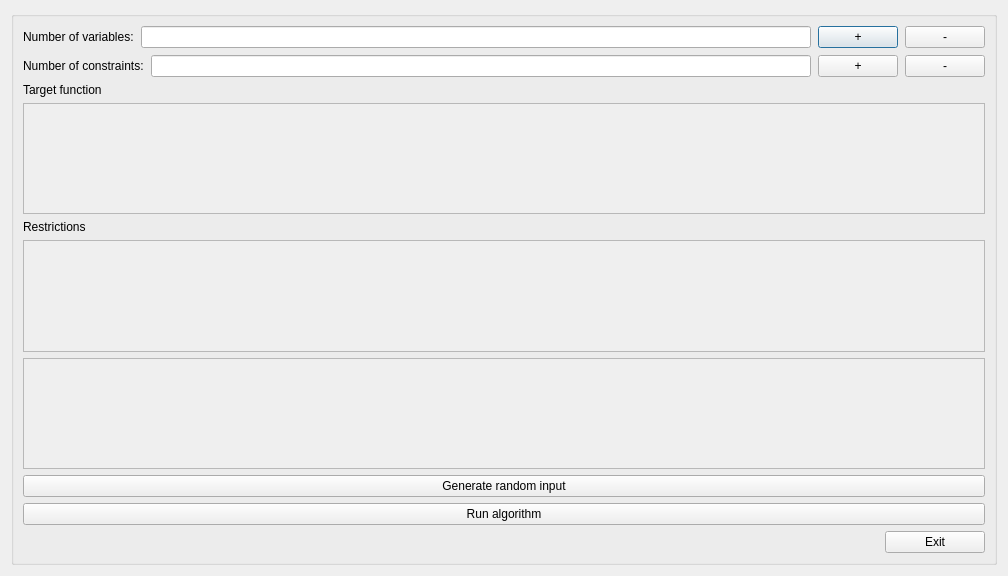
The window that OOPlab2/simplexwindow.ui (YaroslavDrovolskyi/OOOP-algorithms-project) describes before a commit, drawn with Qt 5.
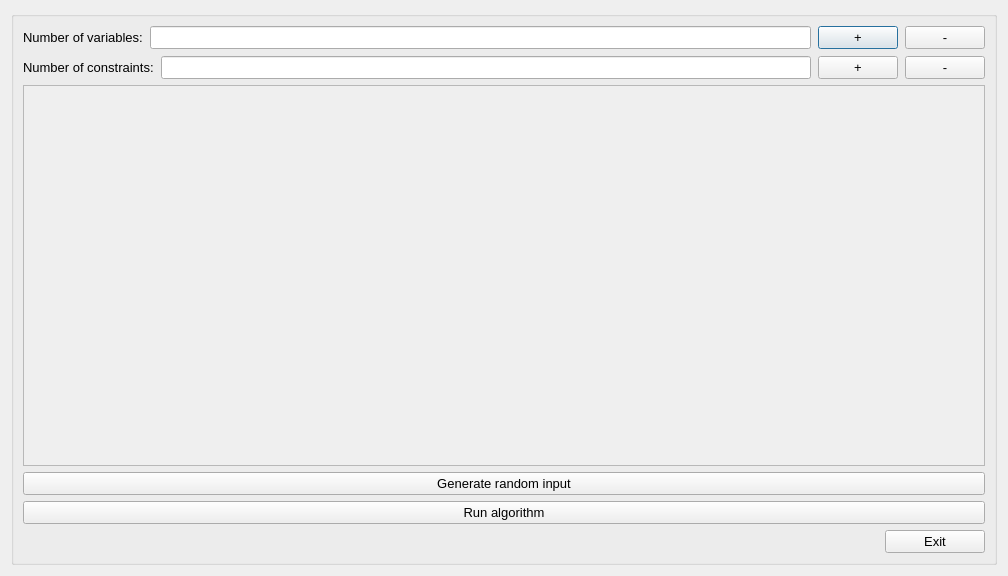
The same window after the commit.

Patch:
```diff
--- a/OOPlab2/simplexwindow.ui
+++ b/OOPlab2/simplexwindow.ui
@@ -10,8 +10,19 @@
     <height>576</height>
    </rect>
   </property>
+  <property name="font">
+   <font>
+    <pointsize>8</pointsize>
+   </font>
+  </property>
   <property name="windowTitle">
-   <string>Dialog</string>
+   <string>Simplex method</string>
+  </property>
+  <property name="sizeGripEnabled">
+   <bool>false</bool>
+  </property>
+  <property name="modal">
+   <bool>false</bool>
   </property>
   <layout class="QHBoxLayout" name="horizontalLayout">
    <item>
@@ -50,6 +61,11 @@
           </property>
           <item>
            <widget class="QLabel" name="label_3">
+            <property name="font">
+             <font>
+              <pointsize>10</pointsize>
+             </font>
+            </property>
             <property name="text">
              <string>Number of variables:</string>
             </property>
@@ -57,6 +73,11 @@
           </item>
           <item>
            <widget class="QLineEdit" name="lineEdit">
+            <property name="font">
+             <font>
+              <pointsize>10</pointsize>
+             </font>
+            </property>
             <property name="readOnly">
              <bool>true</bool>
             </property>
@@ -64,6 +85,11 @@
           </item>
           <item>
            <widget class="QPushButton" name="vars_add">
+            <property name="font">
+             <font>
+              <pointsize>10</pointsize>
+             </font>
+            </property>
             <property name="text">
              <string>+</string>
             </property>
@@ -71,6 +97,11 @@
           </item>
           <item>
            <widget class="QPushButton" name="vars_remove">
+            <property name="font">
+             <font>
+              <pointsize>10</pointsize>
+             </font>
+            </property>
             <property name="text">
              <string>-</string>
             </property>
@@ -85,6 +116,11 @@
           </property>
           <item>
            <widget class="QLabel" name="label_4">
+            <property name="font">
+             <font>
+              <pointsize>10</pointsize>
+             </font>
+            </property>
             <property name="text">
              <string>Number of constraints:</string>
             </property>
@@ -92,6 +128,11 @@
           </item>
           <item>
            <widget class="QLineEdit" name="lineEdit_2">
+            <property name="font">
+             <font>
+              <pointsize>10</pointsize>
+             </font>
+            </property>
             <property name="readOnly">
              <bool>true</bool>
             </property>
@@ -99,6 +140,11 @@
           </item>
           <item>
            <widget class="QPushButton" name="constraints_add">
+            <property name="font">
+             <font>
+              <pointsize>10</pointsize>
+             </font>
+            </property>
             <property name="text">
              <string>+</string>
             </property>
@@ -106,6 +152,11 @@
           </item>
           <item>
            <widget class="QPushButton" name="constraints_remove">
+            <property name="font">
+             <font>
+              <pointsize>10</pointsize>
+             </font>
+            </property>
             <property name="text">
              <string>-</string>
             </property>
@@ -115,54 +166,6 @@
         </item>
        </layout>
       </item>
-      <item>
-       <widget class="QLabel" name="label">
-        <property name="text">
-         <string>Target function</string>
-        </property>
-       </widget>
-      </item>
-      <item>
-       <widget class="QScrollArea" name="scrollArea_2">
-        <property name="widgetResizable">
-         <bool>true</bool>
-        </property>
-        <widget class="QWidget" name="scrollAreaWidgetContents_2">
-         <property name="geometry">
-          <rect>
-           <x>0</x>
-           <y>0</y>
-           <width>960</width>
-           <height>93</height>
-          </rect>
-         </property>
-        </widget>
-       </widget>
-      </item>
-      <item>
-       <widget class="QLabel" name="label_2">
-        <property name="text">
-         <string>Restrictions</string>
-        </property>
-       </widget>
-      </item>
-      <item>
-       <widget class="QScrollArea" name="scrollArea_3">
-        <property name="widgetResizable">
-         <bool>true</bool>
-        </property>
-        <widget class="QWidget" name="scrollAreaWidgetContents_3">
-         <property name="geometry">
-          <rect>
-           <x>0</x>
-           <y>0</y>
-           <width>960</width>
-           <height>92</height>
-          </rect>
-         </property>
-        </widget>
-       </widget>
-      </item>
       <item>
        <widget class="QScrollArea" name="scrollArea">
         <property name="minimumSize">
@@ -189,7 +192,7 @@
            <x>0</x>
            <y>0</y>
            <width>960</width>
-           <height>98</height>
+           <height>337</height>
           </rect>
          </property>
          <layout class="QGridLayout" name="gridLayout_2"/>
@@ -198,6 +201,11 @@
       </item>
       <item>
        <widget class="QPushButton" name="pushButton">
+        <property name="font">
+         <font>
+          <pointsize>10</pointsize>
+         </font>
+        </property>
         <property name="text">
          <string>Generate random input</string>
         </property>
@@ -205,6 +213,11 @@
       </item>
       <item>
        <widget class="QPushButton" name="btnrun">
+        <property name="font">
+         <font>
+          <pointsize>10</pointsize>
+         </font>
+        </property>
         <property name="text">
          <string>Run algorithm</string>
         </property>
@@ -230,6 +243,11 @@
           <height>16777215</height>
          </size>
         </property>
+        <property name="font">
+         <font>
+          <pointsize>10</pointsize>
+         </font>
+        </property>
         <property name="layoutDirection">
          <enum>Qt::RightToLeft</enum>
         </property>
```
Left out of the diff: 3 changed lines with no effect on the pictures.
